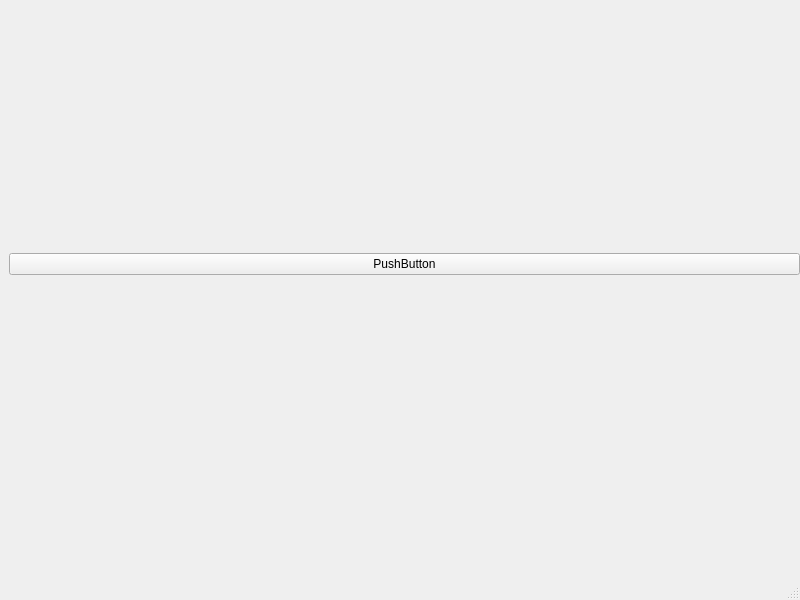
Before: the Qt Designer form mainwindow.ui in Arsenic-ATG/Sudoku, drawn with Qt 5.
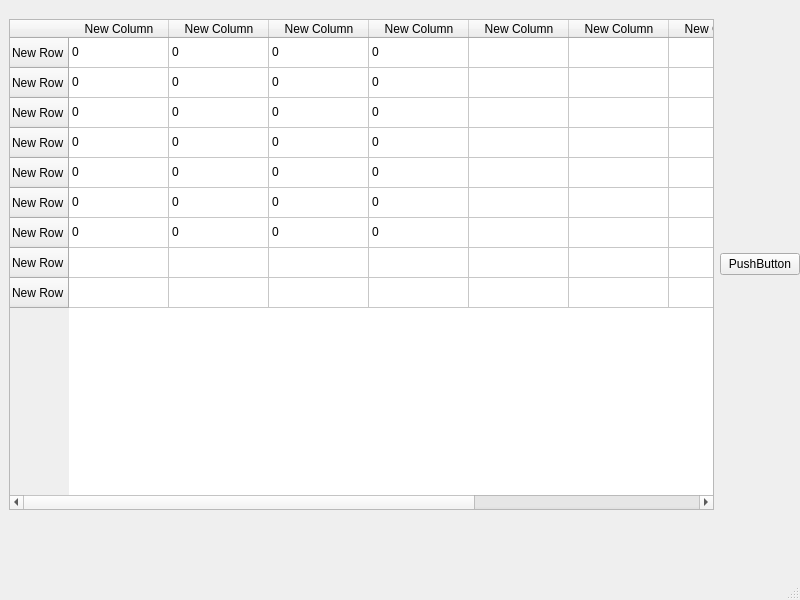
After: the same form once the commit is applied.

What changed in the file:
```diff
--- a/mainwindow.ui
+++ b/mainwindow.ui
@@ -24,6 +24,240 @@
      </rect>
     </property>
     <layout class="QHBoxLayout" name="horizontalLayout">
+     <item>
+      <widget class="QTableWidget" name="board">
+       <row>
+        <property name="text">
+         <string>New Row</string>
+        </property>
+       </row>
+       <row>
+        <property name="text">
+         <string>New Row</string>
+        </property>
+       </row>
+       <row>
+        <property name="text">
+         <string>New Row</string>
+        </property>
+       </row>
+       <row>
+        <property name="text">
+         <string>New Row</string>
+        </property>
+       </row>
+       <row>
+        <property name="text">
+         <string>New Row</string>
+        </property>
+       </row>
+       <row>
+        <property name="text">
+         <string>New Row</string>
+        </property>
+       </row>
+       <row>
+        <property name="text">
+         <string>New Row</string>
+        </property>
+       </row>
+       <row>
+        <property name="text">
+         <string>New Row</string>
+        </property>
+       </row>
+       <row>
+        <property name="text">
+         <string>New Row</string>
+        </property>
+       </row>
+       <column>
+        <property name="text">
+         <string>New Column</string>
+        </property>
+       </column>
+       <column>
+        <property name="text">
+         <string>New Column</string>
+        </property>
+       </column>
+       <column>
+        <property name="text">
+         <string>New Column</string>
+        </property>
+       </column>
+       <column>
+        <property name="text">
+         <string>New Column</string>
+        </property>
+       </column>
+       <column>
+        <property name="text">
+         <string>New Column</string>
+        </property>
+       </column>
+       <column>
+        <property name="text">
+         <string>New Column</string>
+        </property>
+       </column>
+       <column>
+        <property name="text">
+         <string>New Column</string>
+        </property>
+       </column>
+       <column>
+        <property name="text">
+         <string>New Column</string>
+        </property>
+       </column>
+       <column>
+        <property name="text">
+         <string>New Column</string>
+        </property>
+       </column>
+       <item row="0" column="0">
+        <property name="text">
+         <string>0</string>
+        </property>
+       </item>
+       <item row="0" column="1">
+        <property name="text">
+         <string>0</string>
+        </property>
+       </item>
+       <item row="0" column="2">
+        <property name="text">
+         <string>0</string>
+        </property>
+       </item>
+       <item row="0" column="3">
+        <property name="text">
+         <string>0</string>
+        </property>
+       </item>
+       <item row="1" column="0">
+        <property name="text">
+         <string>0</string>
+        </property>
+       </item>
+       <item row="1" column="1">
+        <property name="text">
+         <string>0</string>
+        </property>
+       </item>
+       <item row="1" column="2">
+        <property name="text">
+         <string>0</string>
+        </property>
+       </item>
+       <item row="1" column="3">
+        <property name="text">
+         <string>0</string>
+        </property>
+       </item>
+       <item row="2" column="0">
+        <property name="text">
+         <string>0</string>
+        </property>
+       </item>
+       <item row="2" column="1">
+        <property name="text">
+         <string>0</string>
+        </property>
+       </item>
+       <item row="2" column="2">
+        <property name="text">
+         <string>0</string>
+        </property>
+       </item>
+       <item row="2" column="3">
+        <property name="text">
+         <string>0</string>
+        </property>
+       </item>
+       <item row="3" column="0">
+        <property name="text">
+         <string>0</string>
+        </property>
+       </item>
+       <item row="3" column="1">
+        <property name="text">
+         <string>0</string>
+        </property>
+       </item>
+       <item row="3" column="2">
+        <property name="text">
+         <string>0</string>
+        </property>
+       </item>
+       <item row="3" column="3">
+        <property name="text">
+         <string>0</string>
+        </property>
+       </item>
+       <item row="4" column="0">
+        <property name="text">
+         <string>0</string>
+        </property>
+       </item>
+       <item row="4" column="1">
+        <property name="text">
+         <string>0</string>
+        </property>
+       </item>
+       <item row="4" column="2">
+        <property name="text">
+         <string>0</string>
+        </property>
+       </item>
+       <item row="4" column="3">
+        <property name="text">
+         <string>0</string>
+        </property>
+       </item>
+       <item row="5" column="0">
+        <property name="text">
+         <string>0</string>
+        </property>
+       </item>
+       <item row="5" column="1">
+        <property name="text">
+         <string>0</string>
+        </property>
+       </item>
+       <item row="5" column="2">
+        <property name="text">
+         <string>0</string>
+        </property>
+       </item>
+       <item row="5" column="3">
+        <property name="text">
+         <string>0</string>
+        </property>
+       </item>
+       <item row="6" column="0">
+        <property name="text">
+         <string>0</string>
+        </property>
+       </item>
+       <item row="6" column="1">
+        <property name="text">
+         <string>0</string>
+        </property>
+       </item>
+       <item row="6" column="2">
+        <property name="text">
+         <string>0</string>
+        </property>
+       </item>
+       <item row="6" column="3">
+        <property name="text">
+         <string>0</string>
+        </property>
+       </item>
+      </widget>
+     </item>
      <item>
       <layout class="QVBoxLayout" name="verticalLayout">
        <item>
```
Left out of the diff: 3 changed lines with no effect on the pictures.
